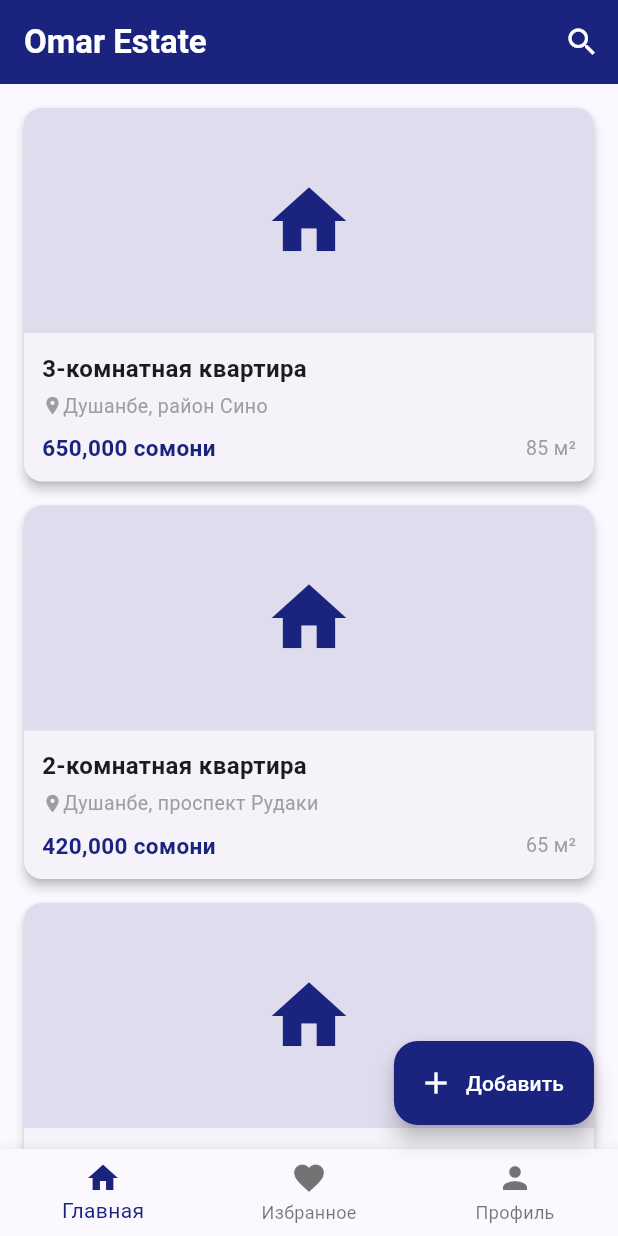
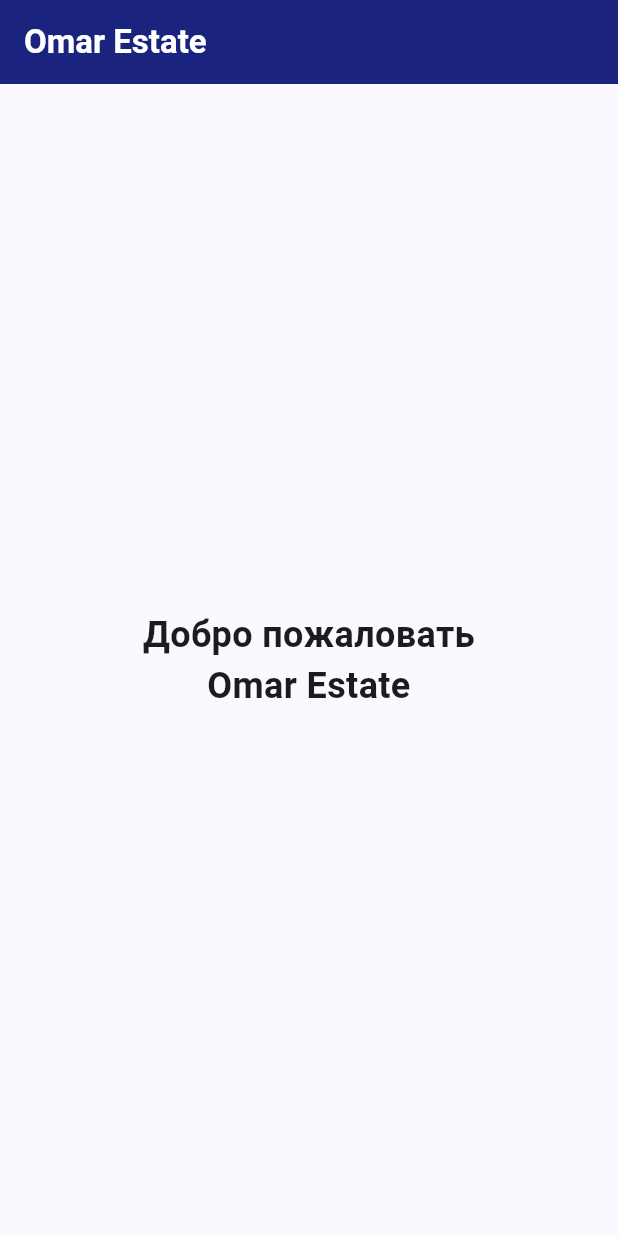
Before and after one commit to milanomaks001-dev/Omar-Estate, a Flutter app: the screen it shows after launch, on a phone screen of 412 x 824 dp. Run offline on Flutter 3.47's test engine with Material 3 defaults, Android fonts, the phone set to English and light mode, and no system bars.

Commit message:
Replace SplashScreen with HomeScreen
Replaced SplashScreen with HomeScreen as the initial route. Updated the HomeScreen to display a welcome message.

```diff
--- a/lib/main.dart
+++ b/lib/main.dart
@@ -18,68 +18,7 @@ class OmarEstateApp extends StatelessWidget {
         ),
         useMaterial3: true,
       ),
-      home: const SplashScreen(),
-    );
-  }
-}
-
-class SplashScreen extends StatefulWidget {
-  const SplashScreen({super.key});
-
-  @override
-  State<SplashScreen> createState() => _SplashScreenState();
-}
-
-class _SplashScreenState extends State<SplashScreen> {
-  @override
-  void initState() {
-    super.initState();
-    Future.delayed(const Duration(seconds: 3), () {
-      Navigator.pushReplacement(
-        context,
-        MaterialPageRoute(builder: (_) => const HomeScreen()),
-      );
-    });
-  }
-
-  @override
-  Widget build(BuildContext context) {
-    return Scaffold(
-      body: Container(
-        decoration: const BoxDecoration(
-          gradient: LinearGradient(
-            begin: Alignment.topLeft,
-            end: Alignment.bottomRight,
-            colors: [Color(0xFF1A237E), Color(0xFF1565C0)],
-          ),
-        ),
-        child: const Center(
-          child: Column(
-            mainAxisAlignment: MainAxisAlignment.center,
-            children: [
-              CircleAvatar(
-                radius: 60,
-                backgroundColor: Colors.white,
-                child: Text('OMAR',
-                    style: TextStyle(
-                        fontSize: 24,
-                        fontWeight: FontWeight.bold,
-                        color: Color(0xFF1A237E))),
-              ),
-              SizedBox(height: 20),
-              Text('OMAR ESTATE',
-                  style: TextStyle(
-                      fontSize: 28,
-                      fontWeight: FontWeight.bold,
-                      color: Colors.white,
-                      letterSpacing: 3)),
-              SizedBox(height: 8),
-              Text('Real Estate Agency',
-                  style: TextStyle(fontSize: 16, color: Colors.white70)),
-            ],
-          ),
-        ),
-      ),
+      home: const HomeScreen(),
     );
   }
 }
@@ -95,95 +34,13 @@ class HomeScreen extends StatelessWidget {
             style: TextStyle(fontWeight: FontWeight.bold)),
         backgroundColor: const Color(0xFF1A237E),
         foregroundColor: Colors.white,
-        actions: [
-          IconButton(icon: const Icon(Icons.search), onPressed: () {}),
-        ],
       ),
-      body: ListView(
-        padding: const EdgeInsets.all(16),
-        children: [
-          _buildPropertyCard('3-комнатная квартира',
-              'Душанбе, район Сино', '650,000 сомони', '85 м²'),
-          _buildPropertyCard('2-комнатная квартира',
-              'Душанбе, проспект Рудаки', '420,000 сомони', '65 м²'),
-          _buildPropertyCard('Дом с участком',
-              'Гиссар', '1,200,000 сомони', '200 м²'),
-          _buildPropertyCard('Офис',
-              'Душанбе, центр', '850,000 сомони', '120 м²'),
-        ],
-      ),
-      floatingActionButton: FloatingActionButton.extended(
-        onPressed: () {},
-        backgroundColor: const Color(0xFF1A237E),
-        foregroundColor: Colors.white,
-        icon: const Icon(Icons.add),
-        label: const Text('Добавить'),
-      ),
-      bottomNavigationBar: BottomNavigationBar(
-        selectedItemColor: const Color(0xFF1A237E),
-        currentIndex: 0,
-        items: const [
-          BottomNavigationBarItem(icon: Icon(Icons.home), label: 'Главная'),
-          BottomNavigationBarItem(icon: Icon(Icons.favorite), label: 'Избранное'),
-          BottomNavigationBarItem(icon: Icon(Icons.person), label: 'Профиль'),
-        ],
-      ),
-    );
-  }
-
-  Widget _buildPropertyCard(
-      String title, String location, String price, String area) {
-    return Card(
-      margin: const EdgeInsets.only(bottom: 16),
-      elevation: 3,
-      shape: RoundedRectangleBorder(borderRadius: BorderRadius.circular(12)),
-      child: Column(
-        crossAxisAlignment: CrossAxisAlignment.start,
-        children: [
-          Container(
-            height: 150,
-            decoration: BoxDecoration(
-              color: const Color(0xFF1A237E).withOpacity(0.1),
-              borderRadius:
-                  const BorderRadius.vertical(top: Radius.circular(12)),
-            ),
-            child: const Center(
-              child: Icon(Icons.home, size: 60, color: Color(0xFF1A237E)),
-            ),
-          ),
-          Padding(
-            padding: const EdgeInsets.all(12),
-            child: Column(
-              crossAxisAlignment: CrossAxisAlignment.start,
-              children: [
-                Text(title,
-                    style: const TextStyle(
-                        fontSize: 16, fontWeight: FontWeight.bold)),
-                const SizedBox(height: 4),
-                Row(children: [
-                  const Icon(Icons.location_on, size: 14, color: Colors.grey),
-                  Text(location,
-                      style:
-                          const TextStyle(fontSize: 13, color: Colors.grey)),
-                ]),
-                const SizedBox(height: 8),
-                Row(
-                  mainAxisAlignment: MainAxisAlignment.spaceBetween,
-                  children: [
-                    Text(price,
-                        style: const TextStyle(
-                            fontSize: 15,
-                            fontWeight: FontWeight.bold,
-                            color: Color(0xFF1A237E))),
-                    Text(area,
-                        style:
-                            const TextStyle(fontSize: 13, color: Colors.grey)),
-                  ],
-                ),
-              ],
-            ),
-          ),
-        ],
+      body: const Center(
+        child: Text(
+          'Добро пожаловать\nOmar Estate',
+          textAlign: TextAlign.center,
+          style: TextStyle(fontSize: 24, fontWeight: FontWeight.bold),
+        ),
       ),
     );
   }
```
